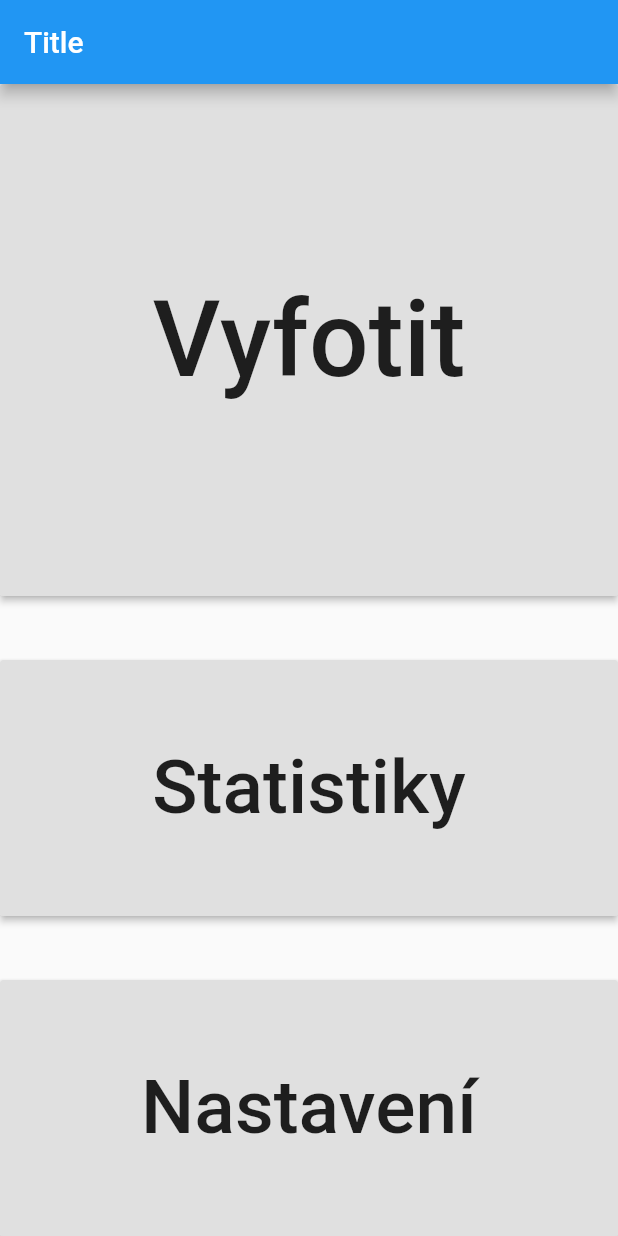
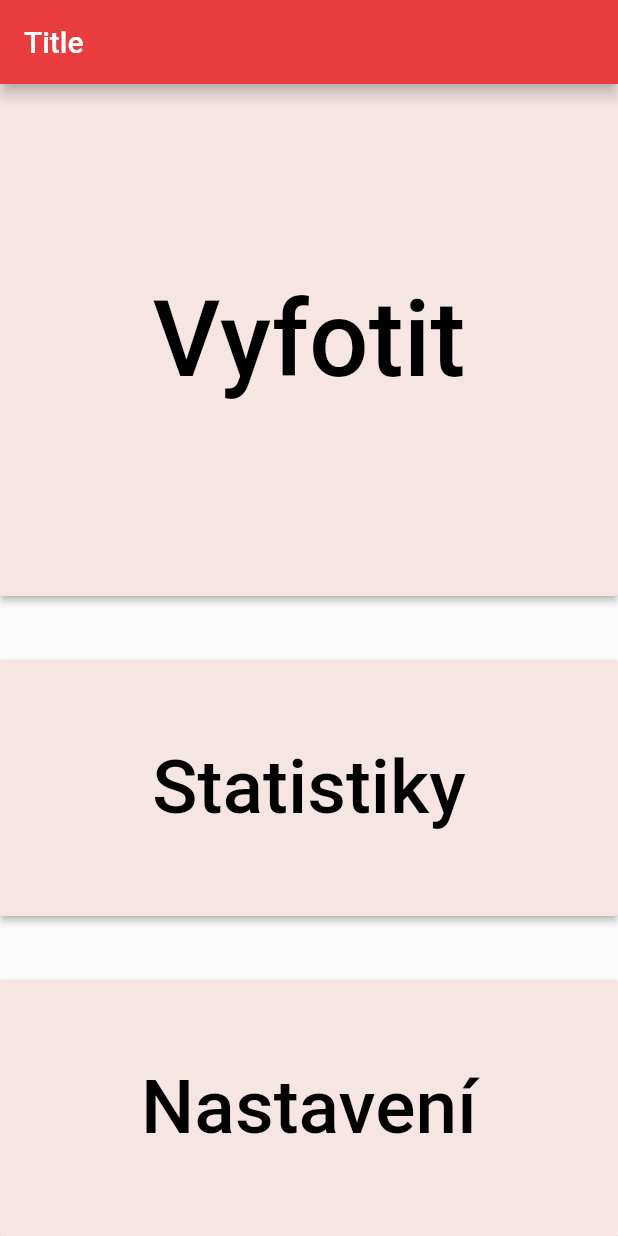
Before and after one commit to plexp/glupron-flutter, a Flutter app: the screen it shows after launch, on a phone screen of 412 x 824 dp. Run offline on Flutter 3.47's test engine with Material 2 defaults, Android fonts, the phone set to English and light mode, and no system bars.

Commit message:
Change of colors

```diff
--- a/lib/main.dart
+++ b/lib/main.dart
@@ -10,7 +10,7 @@ class MyApp extends StatelessWidget {
   Widget build(BuildContext context) {
     return MaterialApp(
       title: 'Flutter Demo',
-      theme: ThemeData(
+      theme: new ThemeData(
         // This is the theme of your application.
         //
         // Try running your application with "flutter run". You'll see the
@@ -20,7 +20,12 @@ class MyApp extends StatelessWidget {
         // or simply save your changes to "hot reload" in a Flutter IDE).
         // Notice that the counter didn't reset back to zero; the application
         // is not restarted.
-        primarySwatch: Colors.blue,
+        backgroundColor: Colors.red,
+        primarySwatch: Colors.red,
+        textTheme: Theme.of(context).textTheme.apply(
+          bodyColor: Colors.red,
+          displayColor: Colors.red,
+        )
       ),
       routes: <String, WidgetBuilder> {
         '/' : (BuildContext context) => WelcomeScreen(),
--- a/lib/screens/WelcomeScreen.dart
+++ b/lib/screens/WelcomeScreen.dart
@@ -9,6 +9,7 @@ class WelcomeScreen extends StatelessWidget {
         title: 'Title',
         home: Scaffold(
           appBar: AppBar(
+            backgroundColor: Color.fromRGBO(232, 60, 63, 1),
             title: Text('Title'),
           ),
           body: Center(
@@ -19,12 +20,13 @@ class WelcomeScreen extends StatelessWidget {
                     child: Container(
                       width: double.infinity,
                       child: RaisedButton(
-                        padding: const EdgeInsets.all(30.0),
-                        onPressed: () {
+                          color: Color.fromRGBO(245, 230, 228, 1),
+                          padding: const EdgeInsets.all(30.0),
+                          onPressed: () {
                           Navigator.pushNamed(context, '/foto');
                         },
                         child: const Text('Vyfotit',
-                            style: TextStyle(fontSize: 70)
+                            style: TextStyle(fontSize: 70, color: Colors.black),
                         ),
                       ),
                     )
@@ -38,15 +40,16 @@ class WelcomeScreen extends StatelessWidget {
                     child: Container(
                       width: double.infinity,
                       child: RaisedButton(
+                        color: Color.fromRGBO(245, 230, 228, 1),
                         padding: const EdgeInsets.all(20.0),
                         onPressed: () {
                           Navigator.pushNamed(context, '/statistic');
                         },
                         child: const Text('Statistiky',
-                            style: TextStyle(fontSize: 50)
+                            style: TextStyle(fontSize: 50, color: Colors.black)
                         ),
                       ),
-                    )
+                    ),
                   ),
                   Expanded(
                     flex: 1,
@@ -57,12 +60,13 @@ class WelcomeScreen extends StatelessWidget {
                       child: Container(
                         width: double.infinity,
                         child: RaisedButton(
+                          color: Color.fromRGBO(245, 230, 228, 1),
                           padding: const EdgeInsets.all(20.0),
                           onPressed: () {
                             Navigator.pushNamed(context, '/settings');
                           },
                           child: const Text('Nastavení',
-                              style: TextStyle(fontSize: 50)
+                              style: TextStyle(fontSize: 50, color: Colors.black)
                           ),
                         ),
                       )
```
